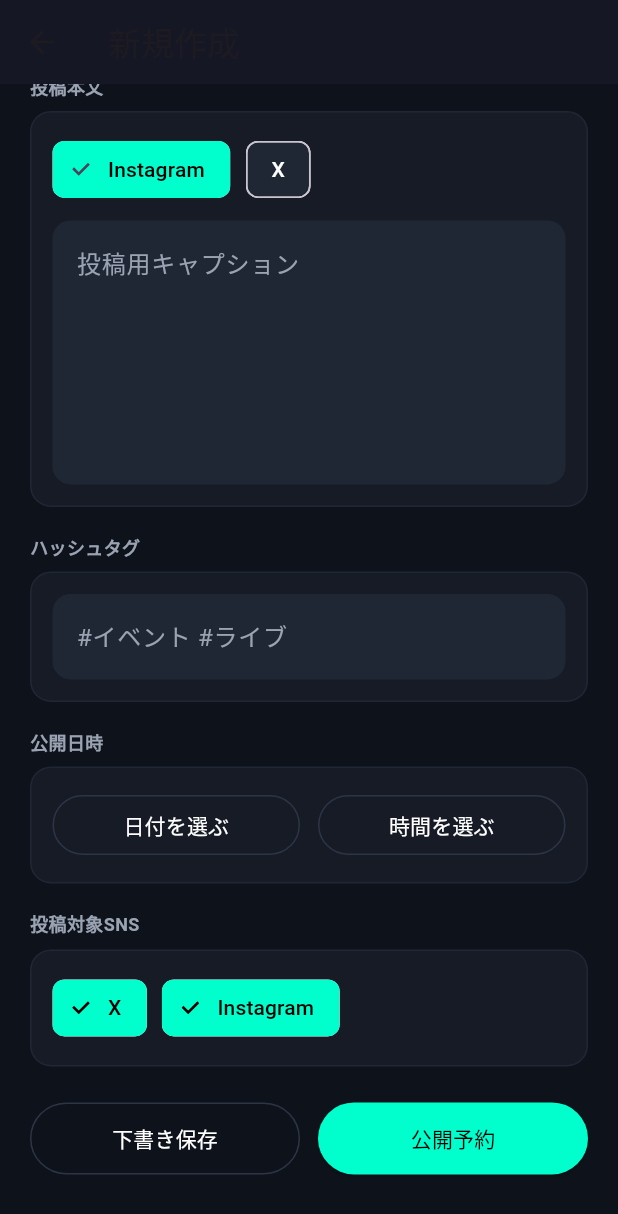
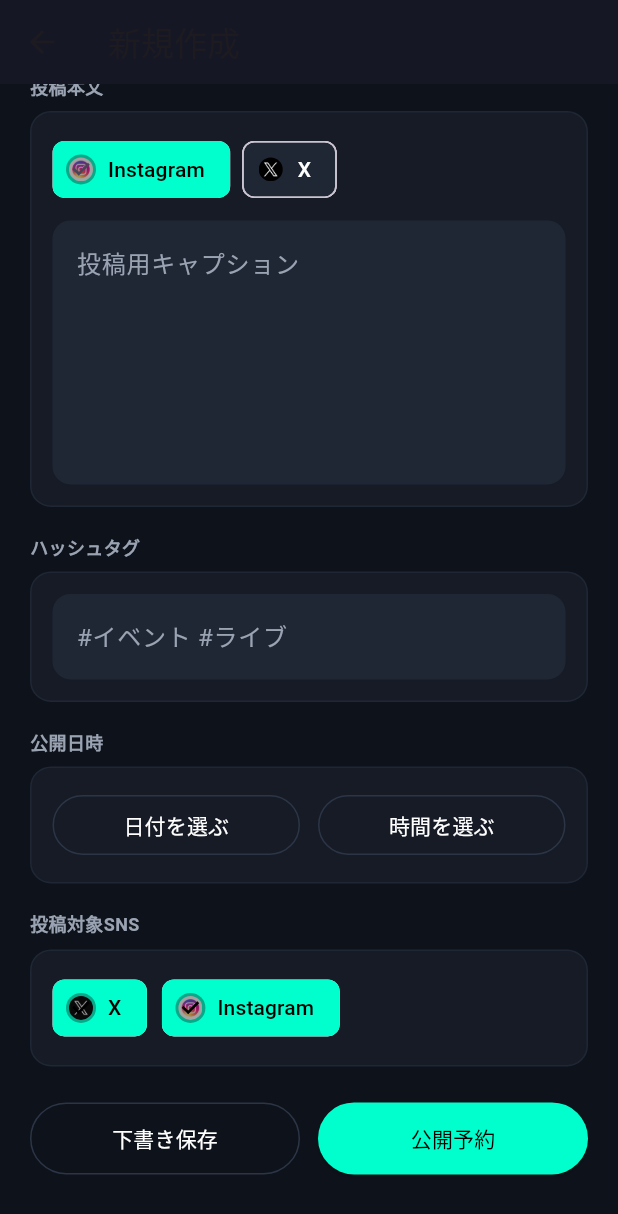
Before and after one commit to na-fukazawa/post-prep-app, a Flutter app: the CreateAnnouncementScreen screen opened directly, scrolled down 1145 dp, on a phone screen of 412 x 824 dp. Shown: the top 1214 px of the screen. Run offline on Flutter 3.47's test engine with Material 3 defaults, Android fonts, the phone set to English and light mode, and no system bars; our stand-ins replace flutter_riverpod, share_plus, shared_preferences; accounts and stored records are empty.

Commit message:
wip:アイコン表示

```diff
--- a/lib/screens/create_announcement.dart
+++ b/lib/screens/create_announcement.dart
@@ -24,6 +24,8 @@
   static const Color mutedText = Color(0xFF9AA3B2);
   static const int xCharacterLimit = 280;
   static const int xUrlLength = 23;
+  static const String instagramIconAsset = 'assets/icons/instagram.jpg';
+  static const String xIconAsset = 'assets/icons/x.jpg';
 
   final _formKey = GlobalKey<FormState>();
   late TextEditingController _rawController;
@@ -408,6 +410,7 @@
                     spacing: 8,
                     children: [
                       ChoiceChip(
+                        avatar: _platformAvatar(instagramIconAsset),
                         label: const Text('Instagram'),
                         selected: _captionTabIndex == 0,
                         onSelected: (_) => setState(() => _captionTabIndex = 0),
@@ -416,6 +419,7 @@
                         backgroundColor: inputDark,
                       ),
                       ChoiceChip(
+                        avatar: _platformAvatar(xIconAsset),
                         label: const Text('X'),
                         selected: _captionTabIndex == 1,
                         onSelected: (_) => setState(() => _captionTabIndex = 1),
@@ -501,6 +505,7 @@
                     spacing: 10,
                     children: [
                       FilterChip(
+                        avatar: _platformAvatar(xIconAsset),
                         selected: _targetX,
                         onSelected: (value) => setState(() => _targetX = value),
                         label: const Text('X'),
@@ -510,6 +515,7 @@
                         backgroundColor: inputDark,
                       ),
                       FilterChip(
+                        avatar: _platformAvatar(instagramIconAsset),
                         selected: _targetInstagram,
                         onSelected: (value) => setState(() => _targetInstagram = value),
                         label: const Text('Instagram'),
@@ -598,6 +604,17 @@
           ),
         ),
       ],
+    );
+  }
+
+  Widget _platformAvatar(String assetPath) {
+    return ClipOval(
+      child: Image.asset(
+        assetPath,
+        width: 16,
+        height: 16,
+        fit: BoxFit.cover,
+      ),
     );
   }
 
--- a/pubspec.yaml
+++ b/pubspec.yaml
@@ -20,3 +20,5 @@
 
 flutter:
   uses-material-design: true
+  assets:
+    - assets/icons/
```
Also changed, not shown: lib/screens/post_prepareration.dart (+11 -12 lines), lib/screens/schduleed_annoucements.dart (+14 -23 lines), assets/icons/instagram.jpg (added), assets/icons/x.jpg (added).
